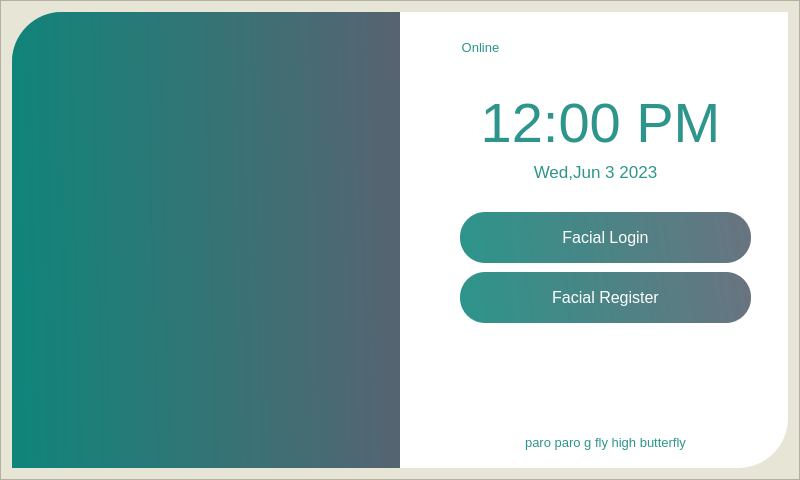
First picture: the form in Design/Mainmenu.ui, repository Fsociety-Mrn/AIoT-Smartlock, before the edit.
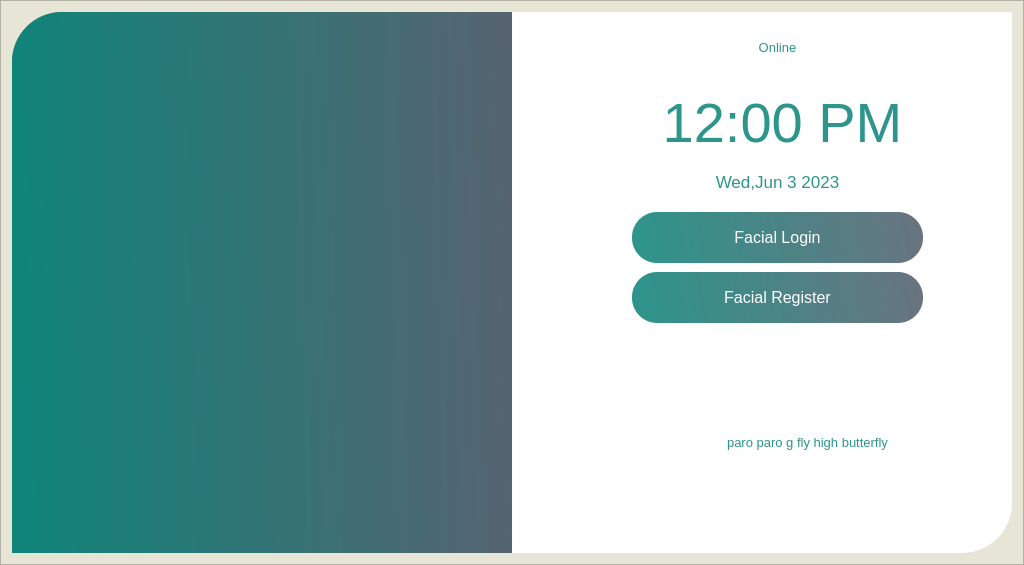
Second picture: the form after the edit. Icons and pictures are not drawn.

```diff
--- a/Design/Mainmenu.ui
+++ b/Design/Mainmenu.ui
@@ -6,8 +6,8 @@
    <rect>
     <x>0</x>
     <y>0</y>
-    <width>800</width>
-    <height>480</height>
+    <width>1024</width>
+    <height>565</height>
    </rect>
   </property>
   <property name="minimumSize">
@@ -103,7 +103,7 @@
      <widget class="QPushButton" name="facialRegister">
       <property name="geometry">
        <rect>
-        <x>60</x>
+        <x>120</x>
         <y>260</y>
         <width>291</width>
         <height>51</height>
@@ -135,7 +135,7 @@
      <widget class="QPushButton" name="facialLogin">
       <property name="geometry">
        <rect>
-        <x>60</x>
+        <x>120</x>
         <y>200</y>
         <width>291</width>
         <height>51</height>
@@ -167,7 +167,7 @@
      <widget class="QLabel" name="label">
       <property name="geometry">
        <rect>
-        <x>100</x>
+        <x>190</x>
         <y>420</y>
         <width>211</width>
         <height>20</height>
@@ -254,7 +254,7 @@
      <widget class="QLabel" name="label_2">
       <property name="geometry">
        <rect>
-        <x>0</x>
+        <x>70</x>
         <y>80</y>
         <width>401</width>
         <height>61</height>
@@ -283,8 +283,8 @@
      <widget class="QLabel" name="label_3">
       <property name="geometry">
        <rect>
-        <x>90</x>
-        <y>150</y>
+        <x>160</x>
+        <y>160</y>
         <width>211</width>
         <height>20</height>
        </rect>
@@ -312,7 +312,7 @@
      <widget class="QLabel" name="checkOnline">
       <property name="geometry">
        <rect>
-        <x>15</x>
+        <x>200</x>
         <y>20</y>
         <width>131</width>
         <height>31</height>
@@ -344,8 +344,8 @@
       </property>
       <property name="geometry">
        <rect>
-        <x>20</x>
-        <y>16</y>
+        <x>120</x>
+        <y>10</y>
         <width>41</width>
         <height>41</height>
        </rect>
```
Left out of the diff: 14 changed lines with no effect on the pictures.
